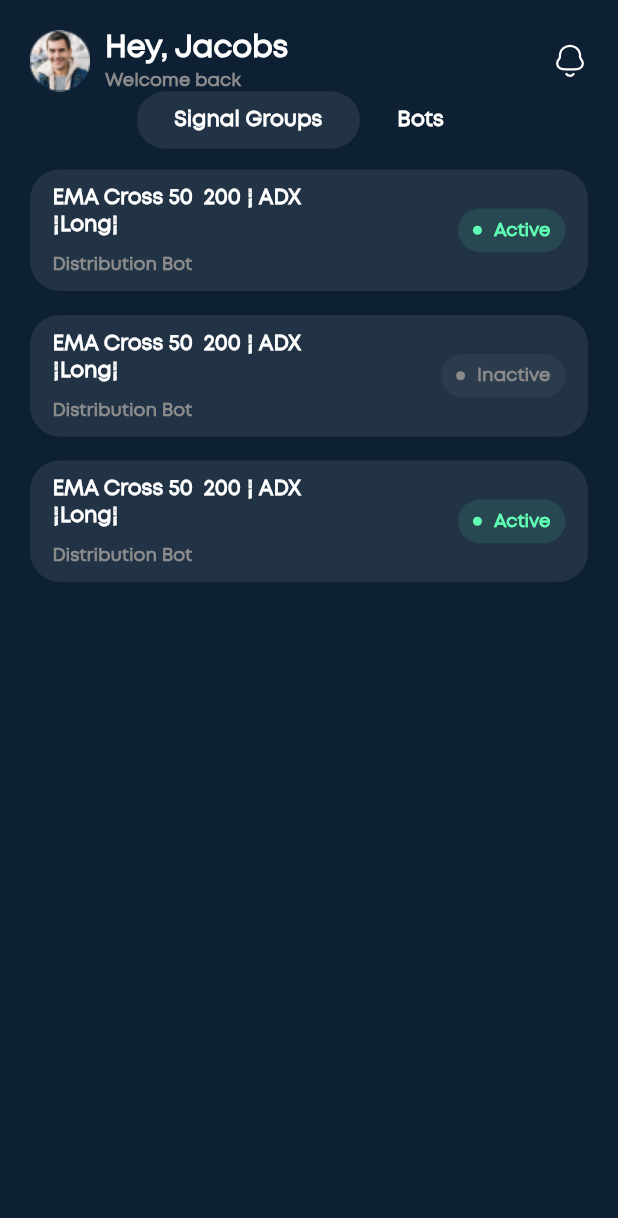
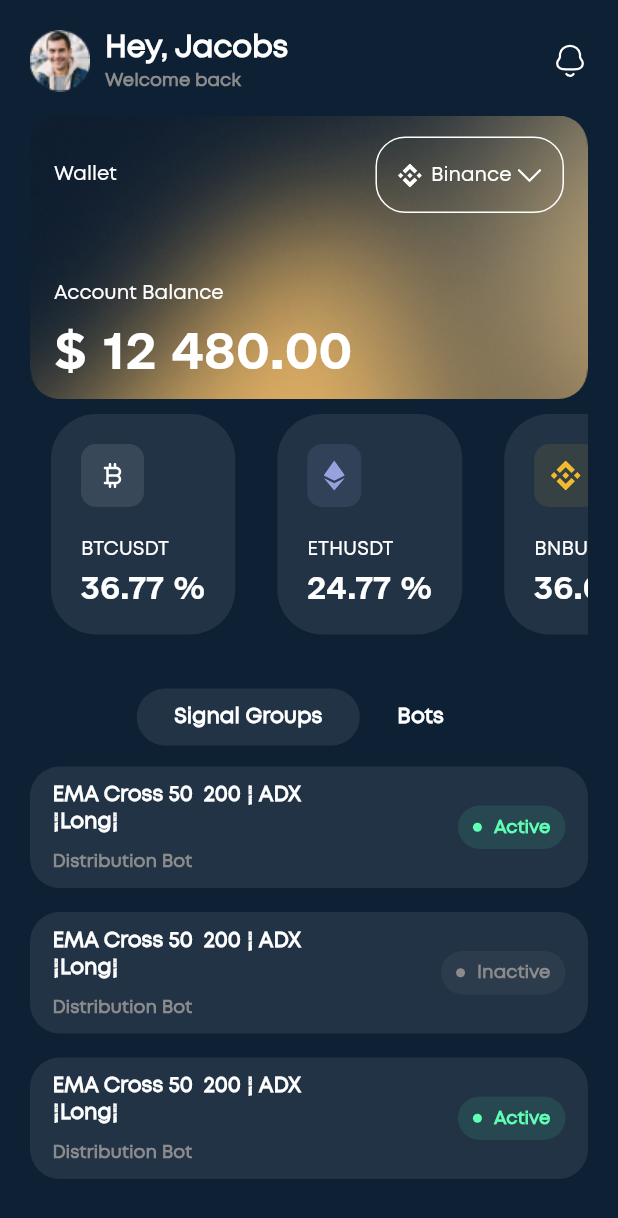
Before and after one commit to Dhavid01/VBA-cryptosignal, a Flutter app: the HomeView screen opened by its route, on a phone screen of 412 x 824 dp. Shown: the top 1218 px of the screen. Run offline on Flutter 3.47's test engine with Material 2 defaults, Android fonts, the phone set to English and light mode, and no system bars; our stand-ins replace dio, flutter_svg, freezed_annotation, shared_preferences, sliver_tools; accounts and stored records are empty; project files that could hold a hidden picture were left out.

Commit message:
done with homeview

```diff
--- /dev/null
+++ b/lib/views/home_view/component/account_card.dart
@@ -0,0 +1,61 @@
+import 'package:flutter/material.dart';
+import 'package:flutter_svg/flutter_svg.dart';
+import 'package:vba_crypto_signal/core/utils/text.dart';
+import 'package:vba_crypto_signal/widgets/assets.dart';
+import 'package:vba_crypto_signal/widgets/gap.dart';
+
+class AmountCard extends StatelessWidget {
+  const AmountCard({super.key});
+
+  @override
+  Widget build(BuildContext context) {
+    return Column(
+      children: [
+        Gap.s16,
+        Container(
+          decoration: BoxDecoration(
+              borderRadius: BorderRadius.circular(20),
+              image: const DecorationImage(
+                  image: AssetImage(
+                    PngAssets.background,
+                  ),
+                  fit: BoxFit.cover)),
+          child: Padding(
+            padding: const EdgeInsets.symmetric(horizontal: 16, vertical: 14),
+            child:
+                Column(crossAxisAlignment: CrossAxisAlignment.start, children: [
+              Row(
+                mainAxisAlignment: MainAxisAlignment.spaceBetween,
+                children: [
+                  GenericText.montheading4("Wallet"),
+                  Container(
+                    decoration: BoxDecoration(
+                        borderRadius: BorderRadius.circular(20),
+                        border: Border.all(color: Colors.white)),
+                    padding: const EdgeInsets.only(
+                        top: 13, left: 14, right: 10, bottom: 12),
+                    child: Row(
+                      children: [
+                        SvgPicture.asset(SvgAssets.whiteBinance),
+                        Gap.s6,
+                        GenericText.montheading4("Binance"),
+                        SvgPicture.asset(SvgAssets.arrowDown)
+                      ],
+                    ),
+                  )
+                ],
+              ),
+              SizedBox(
+                height: 45,
+              ),
+              GenericText.montheading4("Account Balance"),
+              Gap.s10,
+              GenericText.amount("\$ 12 480.00")
+            ]),
+          ),
+        ),
+        Gap.s10,
+      ],
+    );
+  }
+}
--- /dev/null
+++ b/lib/views/home_view/component/coin_card.dart
@@ -0,0 +1,53 @@
+import 'package:flutter/material.dart';
+import 'package:flutter_svg/flutter_svg.dart';
+import 'package:vba_crypto_signal/core/utils/colors.dart';
+import 'package:vba_crypto_signal/core/utils/text.dart';
+import 'package:vba_crypto_signal/widgets/gap.dart';
+
+class CoinCard extends StatefulWidget {
+  const CoinCard(
+      {super.key,
+      required this.name,
+      required this.percentage,
+      required this.picture,
+      this.color});
+  final String name;
+  final Color? color;
+  final String percentage;
+  final String picture;
+
+  @override
+  State<CoinCard> createState() => _CoinCardState();
+}
+
+class _CoinCardState extends State<CoinCard> {
+  @override
+  Widget build(BuildContext context) {
+    return Padding(
+      padding: const EdgeInsets.symmetric(horizontal: 14),
+      child: Container(
+        decoration: BoxDecoration(
+            borderRadius: BorderRadius.circular(30),
+            color: GenericColors.scaffoldSecondary),
+        child: Padding(
+          padding: const EdgeInsets.all(20),
+          child: Column(
+            crossAxisAlignment: CrossAxisAlignment.start,
+            children: [
+              Container(
+                  padding: const EdgeInsets.all(11),
+                  decoration: BoxDecoration(
+                      borderRadius: BorderRadius.circular(10),
+                      color: widget.color!.withOpacity(0.1)),
+                  child: SvgPicture.asset(widget.picture)),
+              Gap.s20,
+              GenericText.montheading4(widget.name),
+              Gap.s4,
+              GenericText.percentage(widget.percentage)
+            ],
+          ),
+        ),
+      ),
+    );
+  }
+}
--- a/lib/views/home_view/home_view.dart
+++ b/lib/views/home_view/home_view.dart
@@ -3,6 +3,8 @@ import 'package:flutter_svg/flutter_svg.dart';
 import 'package:sliver_tools/sliver_tools.dart';
 import 'package:vba_crypto_signal/core/utils/colors.dart';
 import 'package:vba_crypto_signal/core/utils/text.dart';
+import 'package:vba_crypto_signal/views/home_view/component/account_card.dart';
+import 'package:vba_crypto_signal/views/home_view/component/coin_card.dart';
 import 'package:vba_crypto_signal/views/home_view/component/home_card.dart';
 import 'package:vba_crypto_signal/views/home_view/component/tabs.dart';
 import 'package:vba_crypto_signal/widgets/assets.dart';
@@ -17,8 +19,18 @@ class HomeView extends StatefulWidget {
 
 class _HomeViewState extends State<HomeView> {
   List<String> tabsList = ["Signal Groups", "Bots"];
+  List<String> coinImageList = [
+    SvgAssets.bitcoin,
+    SvgAssets.eth,
+    SvgAssets.bnb
+  ];
+  List<String> coinNameList = ["BTCUSDT", "ETHUSDT", "BNBUSDT"];
+  List<String> coinPercentageList = ["36.77 %", "24.77 %", "36.07 %"];
+  List<Color> colorList = [Colors.white, Color(0xffB1BCFF), Color(0xffF3BA2F)];
+
   int prevSelectedIndex = 0;
   var selectedIndex = 0;
+  // late ScrollController _scrollController;
 
   @override
   Widget build(BuildContext context) {
@@ -34,6 +46,8 @@ class _HomeViewState extends State<HomeView> {
                   child: CustomScrollView(
                     slivers: [
                       SliverPinnedHeader(
+                        child: Container(
+                          color: GenericColors.scaffoldBackgroundColor,
                           child: Row(
                             children: [
                               Image.asset(PngAssets.man),
@@ -53,10 +67,31 @@ class _HomeViewState extends State<HomeView> {
                             ],
                           ),
                         ),
+                      ),
+                      SliverToBoxAdapter(child: AmountCard()),
+                      SliverToBoxAdapter(
+                        child: SingleChildScrollView(
+                          // controller: _scrollController,
+                          scrollDirection: Axis.horizontal,
+                          child: Row(
+                            children: [
+                              ...List.generate(
+                                  coinImageList.length,
+                                  (index) => CoinCard(
+                                        picture: coinImageList[index],
+                                        name: coinNameList[index],
+                                        percentage: coinPercentageList[index],
+                                        color: colorList[index],
+                                      ))
+                            ],
+                          ),
+                        ),
+                      ),
                       SliverToBoxAdapter(
                         child: Column(
                           mainAxisAlignment: MainAxisAlignment.center,
                           children: [
+                            Gap.s36,
                             Row(
                               mainAxisAlignment: MainAxisAlignment.center,
                               children: [
--- a/lib/widgets/assets.dart
+++ b/lib/widgets/assets.dart
@@ -4,9 +4,15 @@ class SvgAssets {
   static const String apple = "assets/svgs/apple.svg";
   static const String man = "assets/svgs/man.svg";
   static const String bell = "assets/svgs/bell.svg";
+  static const String bitcoin = "assets/svgs/bitcoin.svg";
+  static const String bnb = "assets/svgs/bnb.svg";
+  static const String eth = "assets/svgs/eth.svg";
+  static const String whiteBinance = "assets/svgs/white_bnb.svg";
+  static const String arrowDown = "assets/svgs/arrow_down.svg";
 }
 
 class PngAssets {
   static const String pngPaths = '';
   static const String man = "assets/images/man.png";
+  static const String background = "assets/images/background.png";
 }
--- a/lib/widgets/gap.dart
+++ b/lib/widgets/gap.dart
@@ -31,6 +31,7 @@ class Gap extends StatelessWidget {
   static Gap get s28 => const Gap.both(28);
   static Gap get s30 => const Gap.both(30);
   static Gap get s32 => const Gap.both(32);
+  static Gap get s36 => const Gap.both(36);
 
   @override
   Widget build(BuildContext context) {
```
Also changed, not shown: assets/images/background.png (added), assets/svgs/arrow_down.svg (added), assets/svgs/background.svg (added), assets/svgs/bitcoin.svg (added), assets/svgs/bnb.svg (added), assets/svgs/eth.svg (added), assets/svgs/white_bnb.svg (added), pubspec.lock, 1 other file. Lines whose indentation alone changed are shown as unchanged.
